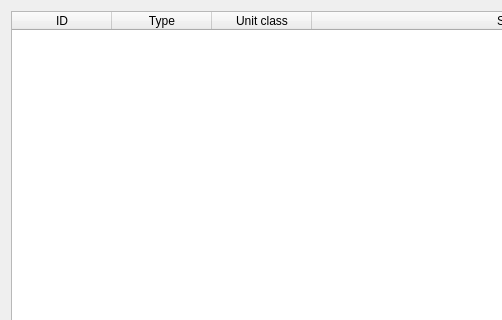
OpenFLUID/openfluid, file src/apps/openfluid-builder/datastore/DatastoreWidget.ui: the form before one commit; both pictures show x 0 to 502 and y 0 to 320 of the 770 by 588 pixel window.
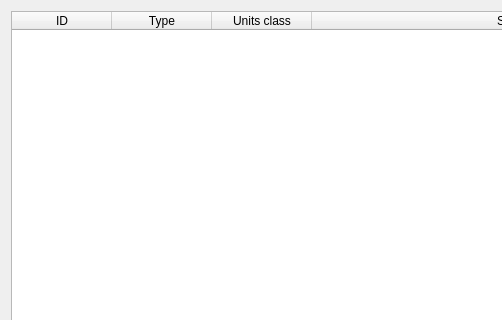
The form after the commit.

```diff
--- a/src/apps/openfluid-builder/datastore/DatastoreWidget.ui
+++ b/src/apps/openfluid-builder/datastore/DatastoreWidget.ui
@@ -46,7 +46,7 @@
      </column>
      <column>
       <property name="text">
-       <string>Unit class</string>
+       <string>Units class</string>
       </property>
      </column>
      <column>
```
Left out of the diff: 2 changed lines with no effect on the pictures.
